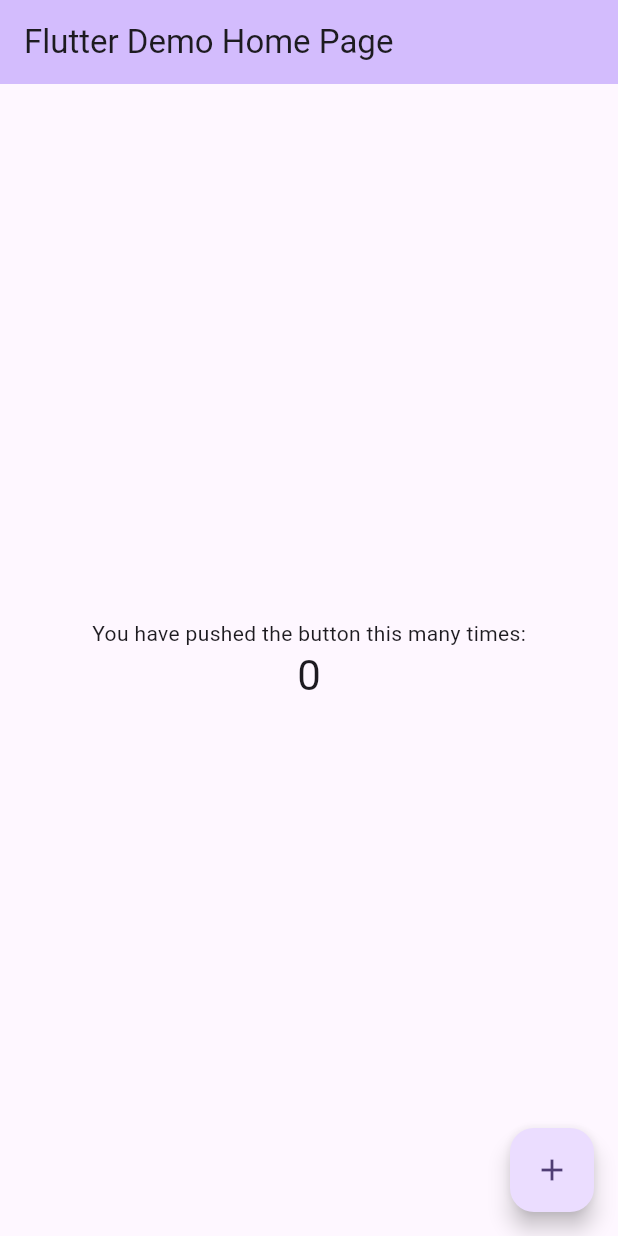
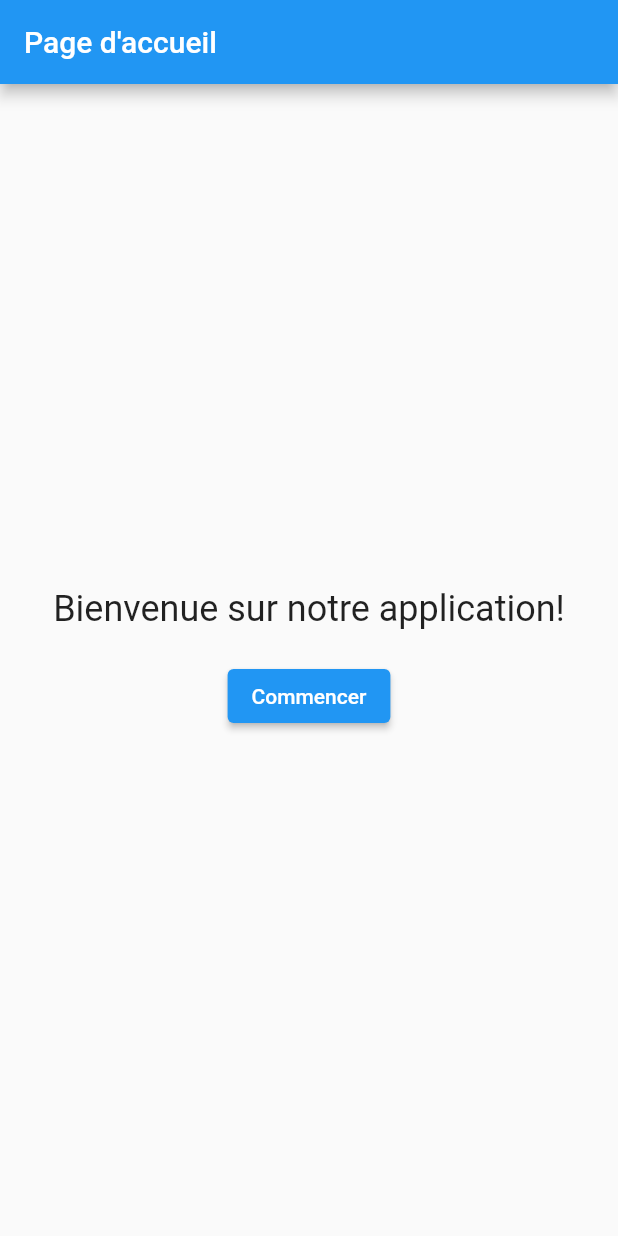
Before and after one commit to Kahbei/flutter_exercise, a Flutter app: the screen it shows after launch, on a phone screen of 412 x 824 dp. Run offline on Flutter 3.47's test engine with Material 2 defaults, Android fonts, the light colour scheme and no system bars.

Commit message:
création page d'accueil

```diff
--- a/lib/main.dart
+++ b/lib/main.dart
@@ -1,125 +1,47 @@
 import 'package:flutter/material.dart';
 
 void main() {
-  runApp(const MyApp());
+  runApp(HomeApp());
 }
 
-class MyApp extends StatelessWidget {
-  const MyApp({super.key});
-
-  // This widget is the root of your application.
+class HomeApp extends StatelessWidget {
   @override
   Widget build(BuildContext context) {
     return MaterialApp(
-      title: 'Flutter Demo',
+      title: 'Page d\'accueil',
       theme: ThemeData(
-        // This is the theme of your application.
-        //
-        // TRY THIS: Try running your application with "flutter run". You'll see
-        // the application has a blue toolbar. Then, without quitting the app,
-        // try changing the seedColor in the colorScheme below to Colors.green
-        // and then invoke "hot reload" (save your changes or press the "hot
-        // reload" button in a Flutter-supported IDE, or press "r" if you used
-        // the command line to start the app).
-        //
-        // Notice that the counter didn't reset back to zero; the application
-        // state is not lost during the reload. To reset the state, use hot
-        // restart instead.
-        //
-        // This works for code too, not just values: Most code changes can be
-        // tested with just a hot reload.
-        colorScheme: ColorScheme.fromSeed(seedColor: Colors.deepPurple),
-        useMaterial3: true,
+        primarySwatch: Colors.blue,
       ),
-      home: const MyHomePage(title: 'Flutter Demo Home Page'),
+      home: HomePage(),
     );
   }
 }
 
-class MyHomePage extends StatefulWidget {
-  const MyHomePage({super.key, required this.title});
-
-  // This widget is the home page of your application. It is stateful, meaning
-  // that it has a State object (defined below) that contains fields that affect
-  // how it looks.
-
-  // This class is the configuration for the state. It holds the values (in this
-  // case the title) provided by the parent (in this case the App widget) and
-  // used by the build method of the State. Fields in a Widget subclass are
-  // always marked "final".
-
-  final String title;
-
-  @override
-  State<MyHomePage> createState() => _MyHomePageState();
-}
-
-class _MyHomePageState extends State<MyHomePage> {
-  int _counter = 0;
-
-  void _incrementCounter() {
-    setState(() {
-      // This call to setState tells the Flutter framework that something has
-      // changed in this State, which causes it to rerun the build method below
-      // so that the display can reflect the updated values. If we changed
-      // _counter without calling setState(), then the build method would not be
-      // called again, and so nothing would appear to happen.
-      _counter++;
-    });
-  }
-
+class HomePage extends StatelessWidget {
   @override
   Widget build(BuildContext context) {
-    // This method is rerun every time setState is called, for instance as done
-    // by the _incrementCounter method above.
-    //
-    // The Flutter framework has been optimized to make rerunning build methods
-    // fast, so that you can just rebuild anything that needs updating rather
-    // than having to individually change instances of widgets.
     return Scaffold(
       appBar: AppBar(
-        // TRY THIS: Try changing the color here to a specific color (to
-        // Colors.amber, perhaps?) and trigger a hot reload to see the AppBar
-        // change color while the other colors stay the same.
-        backgroundColor: Theme.of(context).colorScheme.inversePrimary,
-        // Here we take the value from the MyHomePage object that was created by
-        // the App.build method, and use it to set our appbar title.
-        title: Text(widget.title),
+        title: Text('Page d\'accueil'),
       ),
       body: Center(
-        // Center is a layout widget. It takes a single child and positions it
-        // in the middle of the parent.
         child: Column(
-          // Column is also a layout widget. It takes a list of children and
-          // arranges them vertically. By default, it sizes itself to fit its
-          // children horizontally, and tries to be as tall as its parent.
-          //
-          // Column has various properties to control how it sizes itself and
-          // how it positions its children. Here we use mainAxisAlignment to
-          // center the children vertically; the main axis here is the vertical
-          // axis because Columns are vertical (the cross axis would be
-          // horizontal).
-          //
-          // TRY THIS: Invoke "debug painting" (choose the "Toggle Debug Paint"
-          // action in the IDE, or press "p" in the console), to see the
-          // wireframe for each widget.
           mainAxisAlignment: MainAxisAlignment.center,
           children: <Widget>[
-            const Text(
-              'You have pushed the button this many times:',
+            Text(
+              'Bienvenue sur notre application!',
+              style: TextStyle(fontSize: 24),
             ),
-            Text(
-              '$_counter',
-              style: Theme.of(context).textTheme.headlineMedium,
+            SizedBox(height: 20),
+            ElevatedButton(
+              child: Text('Commencer'),
+              onPressed: () {
+                // Ajoutez ici la logique pour passer à la prochaine page ou effectuer une action
+              },
             ),
           ],
         ),
       ),
-      floatingActionButton: FloatingActionButton(
-        onPressed: _incrementCounter,
-        tooltip: 'Increment',
-        child: const Icon(Icons.add),
-      ), // This trailing comma makes auto-formatting nicer for build methods.
     );
   }
 }
```
Also changed, not shown: 1 other file.
